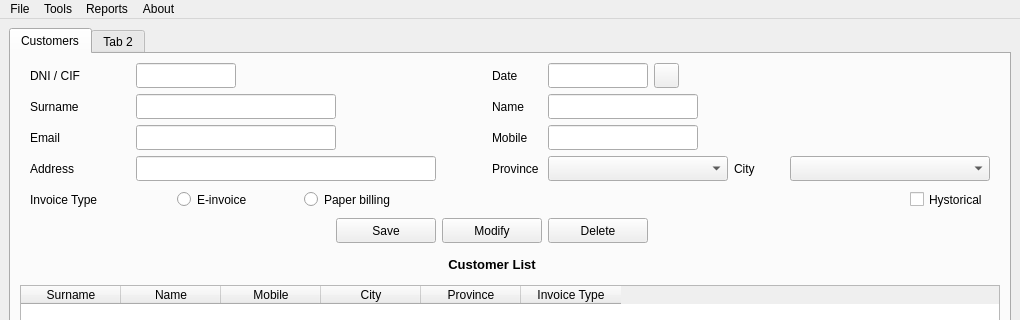
The window that templates/window.ui (Nainlpz/Proyecto-DI) describes before a commit, drawn with Qt 5; both pictures show x 0 to 1020 and y 0 to 320 of the 1020 by 804 pixel window.
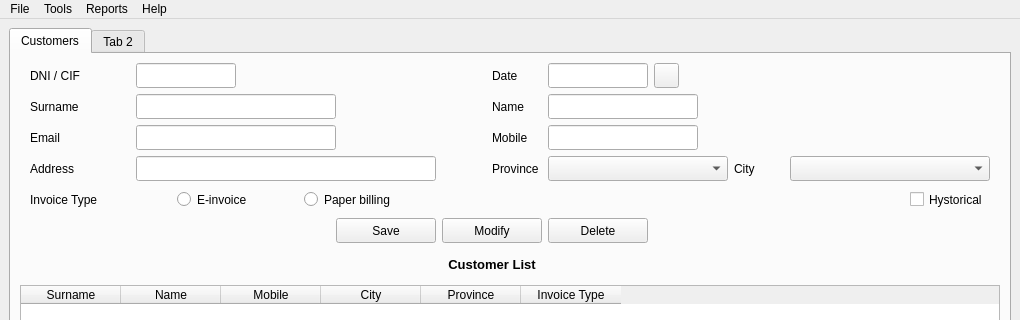
The same window after the commit. Icons and pictures are not drawn.

Patch:
```diff
--- a/templates/window.ui
+++ b/templates/window.ui
@@ -693,7 +693,7 @@
    </widget>
    <widget class="QMenu" name="menuAbout">
     <property name="title">
-     <string>About</string>
+     <string>Help</string>
     </property>
    </widget>
    <addaction name="menuFile"/>
```
Left out of the diff: 21 changed lines with no effect on the pictures.
